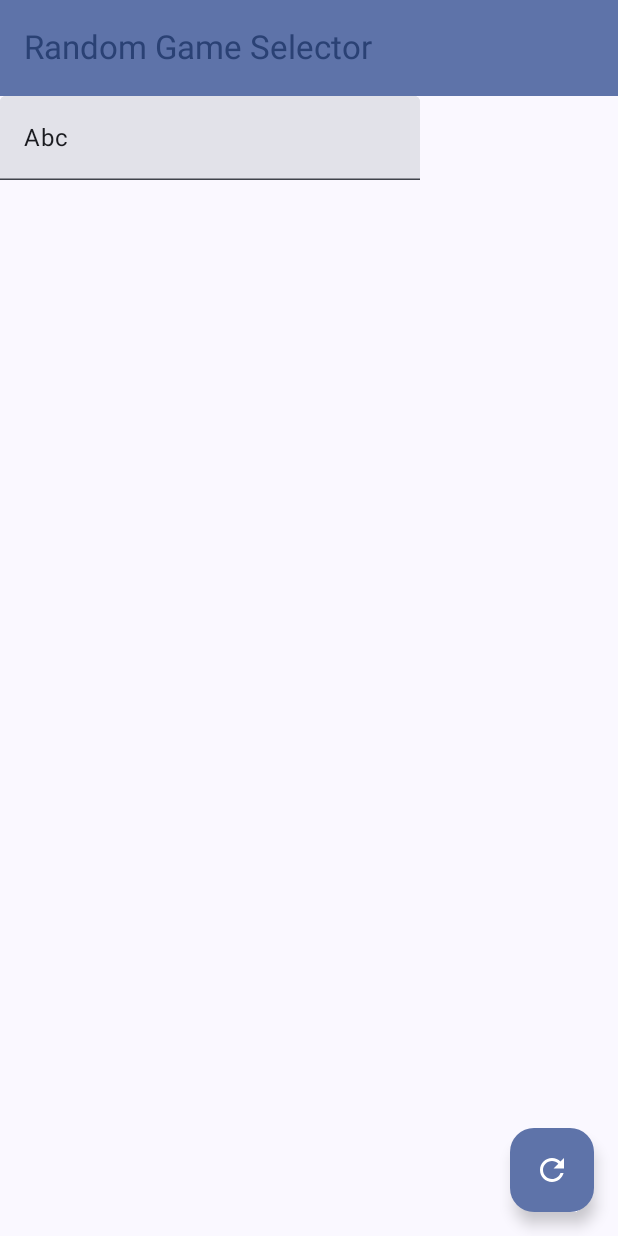
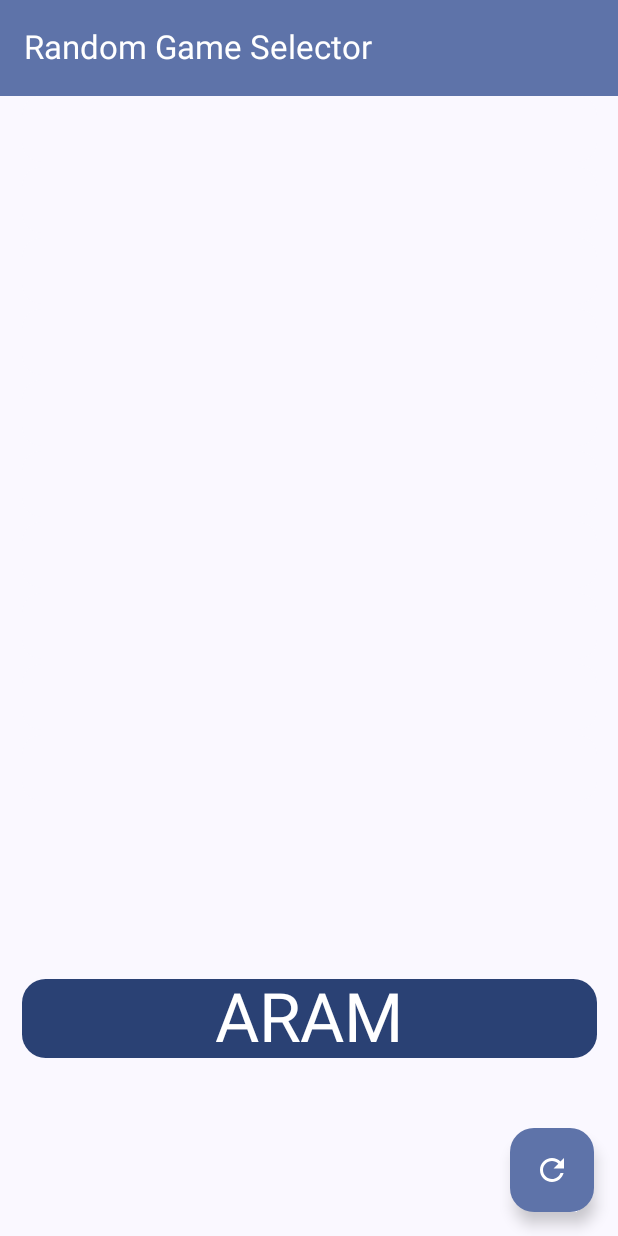
Before and after one commit to Luke-l2e/RandomGameSelector, an Android app built with Jetpack Compose: the screen it shows after launch (MainActivity), after a tap on "Roll", on a phone screen of 412 x 824 dp. Run offline under Robolectric (Android 15) with nearby library versions, the phone set to English and light mode, and no system bars.

Commit message:
Add Colors.kt Add a history of recent rolled games Change animation to a changing text

```diff
--- a/app/src/main/java/de/hhn/randomgameselector/MainActivity.kt
+++ b/app/src/main/java/de/hhn/randomgameselector/MainActivity.kt
@@ -5,12 +5,17 @@
 import androidx.activity.compose.setContent
 import androidx.activity.enableEdgeToEdge
 import androidx.compose.animation.AnimatedVisibility
-import androidx.compose.animation.slideInVertically
 import androidx.compose.foundation.background
 import androidx.compose.foundation.layout.Arrangement
+import androidx.compose.foundation.layout.Box
 import androidx.compose.foundation.layout.Column
+import androidx.compose.foundation.layout.fillMaxHeight
 import androidx.compose.foundation.layout.fillMaxSize
+import androidx.compose.foundation.layout.fillMaxWidth
 import androidx.compose.foundation.layout.padding
+import androidx.compose.foundation.lazy.LazyColumn
+import androidx.compose.foundation.lazy.LazyListScope
+import androidx.compose.foundation.shape.RoundedCornerShape
 import androidx.compose.material.icons.Icons
 import androidx.compose.material.icons.filled.Refresh
 import androidx.compose.material3.ExperimentalMaterial3Api
@@ -19,20 +24,28 @@
 import androidx.compose.material3.MaterialTheme
 import androidx.compose.material3.Scaffold
 import androidx.compose.material3.Text
-import androidx.compose.material3.TextField
 import androidx.compose.material3.TopAppBar
-import androidx.compose.material3.TopAppBarDefaults.topAppBarColors
+import androidx.compose.material3.TopAppBarDefaults
 import androidx.compose.runtime.Composable
+import androidx.compose.runtime.LaunchedEffect
+import androidx.compose.runtime.getValue
+import androidx.compose.runtime.mutableStateListOf
 import androidx.compose.runtime.mutableStateOf
 import androidx.compose.runtime.remember
+import androidx.compose.runtime.setValue
+import androidx.compose.ui.Alignment
 import androidx.compose.ui.Modifier
-import androidx.compose.ui.tooling.preview.Preview
+import androidx.compose.ui.draw.clip
+import androidx.compose.ui.text.style.TextAlign
 import androidx.compose.ui.unit.dp
+import de.hhn.randomgameselector.data.Colors
 import de.hhn.randomgameselector.ui.theme.RandomGameSelectorTheme
-
-private const val s = "Jane's Federation of Nerds"
+import kotlinx.coroutines.delay
+import kotlin.random.Random
 
 class MainActivity : ComponentActivity() {
+    //TODO: Layout: Strict LazyColumn or first item is slot machine
+    private val games = listOf("Quickmatch", "Stormleague", "Battlegrounds", "ARAM")
 
     @OptIn(ExperimentalMaterial3Api::class)
     override fun onCreate(savedInstanceState: Bundle?) {
@@ -40,23 +53,32 @@
         enableEdgeToEdge()
         setContent {
             RandomGameSelectorTheme {
-                var visible = remember {
-                    mutableStateOf(false)
-                }
+                var visible by remember { mutableStateOf(false) }
+                var currentGame by remember { mutableStateOf(games.random()) }
+                var isRolling by remember { mutableStateOf(false) }
+                val history = remember { mutableStateListOf<String>() }
+
                 Scaffold(
                     topBar = {
                         TopAppBar(
-                            colors = topAppBarColors(
+                            title = { Text("Random Game Selector") },
+                            colors = TopAppBarDefaults.topAppBarColors(
                                 containerColor = MaterialTheme.colorScheme.primaryContainer,
-                                titleContentColor = MaterialTheme.colorScheme.primary,
-                            ),
-                            title = {
-                                Text("Random Game Selector")
-                            }
+                                titleContentColor = MaterialTheme.colorScheme.onPrimaryContainer,
+                            )
                         )
                     },
                     floatingActionButton = {
-                        FloatingActionButton(onClick = { visible.value = !visible.value }) {
+                        FloatingActionButton(
+                            onClick = {
+                                visible = true
+                                if (!isRolling) {
+                                    isRolling = true
+                                }
+                            },
+                            containerColor = MaterialTheme.colorScheme.primaryContainer,
+                            contentColor = MaterialTheme.colorScheme.onPrimaryContainer
+                        ) {
                             Icon(Icons.Default.Refresh, contentDescription = "Roll")
                         }
                     }
@@ -66,20 +88,59 @@
                             .padding(innerPadding)
                             .fillMaxSize()
                             .background(MaterialTheme.colorScheme.background),
-                        verticalArrangement = Arrangement.spacedBy(16.dp),
+                        verticalArrangement = Arrangement.SpaceBetween,
+                        horizontalAlignment = Alignment.CenterHorizontally
                     ) {
-
-                        AnimatedVisibility(visible.value) {
-                                TextField(
-                                    value = "Test",
-                                    onValueChange = {},
-                                    modifier = Modifier.animateEnterExit(
-                                        enter = slideInVertically()
+                        AnimatedVisibility(!visible) {
+                            Box(
+                                contentAlignment = Alignment.TopCenter,
+                                modifier = Modifier
+                                    .fillMaxWidth(0.93f)
+                                    .clip(shape = RoundedCornerShape(30))
+                                    .background(MaterialTheme.colorScheme.background)
+                            ) {
+                                Text(
+                                    text = "What will it be?",
+                                    style = MaterialTheme.typography.displayMedium,
+                                    color = MaterialTheme.colorScheme.onBackground
                                 )
+                            }
+                        }
+                        LazyColumn(
+                            modifier = Modifier
+                                .fillMaxWidth(),
+                            content = {
+                                var itemCount = 0
+                                history.takeLast(10).reversed()
+                                    .forEach { game ->
+                                        itemCount++
+                                        if (itemCount == 1) {
+                                            createHistoryItem(true, game)
+                                        } else {
+                                            createHistoryItem(itemText = game)
+                                        }
+                                    }
+                                if (visible) {
+                                    while (itemCount < 10) {
+                                        itemCount++
+                                        createHistoryItem()
+                                    }
+                                }
+                            },
+                            verticalArrangement = Arrangement.spacedBy(3.dp),
+                            horizontalAlignment = Alignment.CenterHorizontally
                         )
-                                TextField(value = "Def", onValueChange = {})
-                                TextField(value = "Abc", onValueChange = {})
+                        AnimatedVisibility(visible, modifier = Modifier.fillMaxHeight()) {
+                            SlotMachine(
+                                currentGame = currentGame,
+                                games = games,
+                                isRolling = isRolling,
+                                onRollComplete = { selectedGame ->
+                                    currentGame = selectedGame
+                                    isRolling = false
+                                    history.add(selectedGame)
                                 }
+                            )
                         }
                     }
                 }
@@ -87,18 +148,66 @@
         }
     }
 
-@Composable
-fun Greeting(name: String, modifier: Modifier = Modifier) {
+    /**
+     * Create an item with a Text
+     * @param itemText The text to be shown
+     */
+    private fun LazyListScope.createHistoryItem(
+        isFirstItem: Boolean = false,
+        itemText: String = " "
+    ) {
+        item {
+            val backgroundColor =
+                if (isFirstItem) Colors.item else MaterialTheme.colorScheme.background
+            val textColor = if (isFirstItem) Colors.font else MaterialTheme.colorScheme.onBackground
             Text(
-        text = "Hello $name!",
-        modifier = modifier
+                text = itemText,
+                style = MaterialTheme.typography.displaySmall,
+                color = textColor, textAlign = TextAlign.Center,
+                modifier = Modifier
+                    .fillMaxWidth(0.93f)
+                    .clip(shape = RoundedCornerShape(30))
+                    .background(backgroundColor)
             )
         }
+    }
 
-@Preview(showBackground = true)
     @Composable
-fun GreetingPreview() {
-    RandomGameSelectorTheme {
-        Greeting("Android")
+    fun SlotMachine(
+        currentGame: String,
+        games: List<String>,
+        isRolling: Boolean,
+        onRollComplete: (String) -> Unit
+    ) {
+        var randomGame by remember { mutableStateOf(currentGame) }
+
+        // Trigger rolling effect when isRolling is true
+        LaunchedEffect(isRolling) {
+            if (isRolling) {
+                val rollDuration = 2000L // Total roll time
+                val interval = 100L // Interval between each game change
+                val endTime = System.currentTimeMillis() + rollDuration
+                while (System.currentTimeMillis() < endTime) {
+                    randomGame = games[Random.nextInt(games.size)]
+                    delay(interval) // Change the game at each interval
+                }
+                onRollComplete(randomGame) // Return the final selected game
             }
         }
+
+        Box(
+            contentAlignment = Alignment.Center,
+            modifier = Modifier
+                .fillMaxWidth()
+        ) {
+            Text(
+                text = randomGame,
+                style = MaterialTheme.typography.displayMedium, textAlign = TextAlign.Center,
+                color = MaterialTheme.colorScheme.onPrimary, modifier = Modifier
+                    .fillMaxWidth(0.93f)
+                    .clip(shape = RoundedCornerShape(30))
+                    .background(MaterialTheme.colorScheme.primary)
+            )
+        }
+    }
+}
--- /dev/null
+++ b/app/src/main/java/de/hhn/randomgameselector/data/Colors.kt
@@ -0,0 +1,10 @@
+package de.hhn.randomgameselector.data
+
+import androidx.compose.ui.graphics.Color
+
+object Colors {
+    val background: Color = Color.DarkGray
+    val item: Color = Color(4, 121, 201)
+    val focus: Color = Color(255, 140, 0)
+    val font: Color = Color.White
+}
```
Lines whose indentation alone changed are shown as unchanged.
